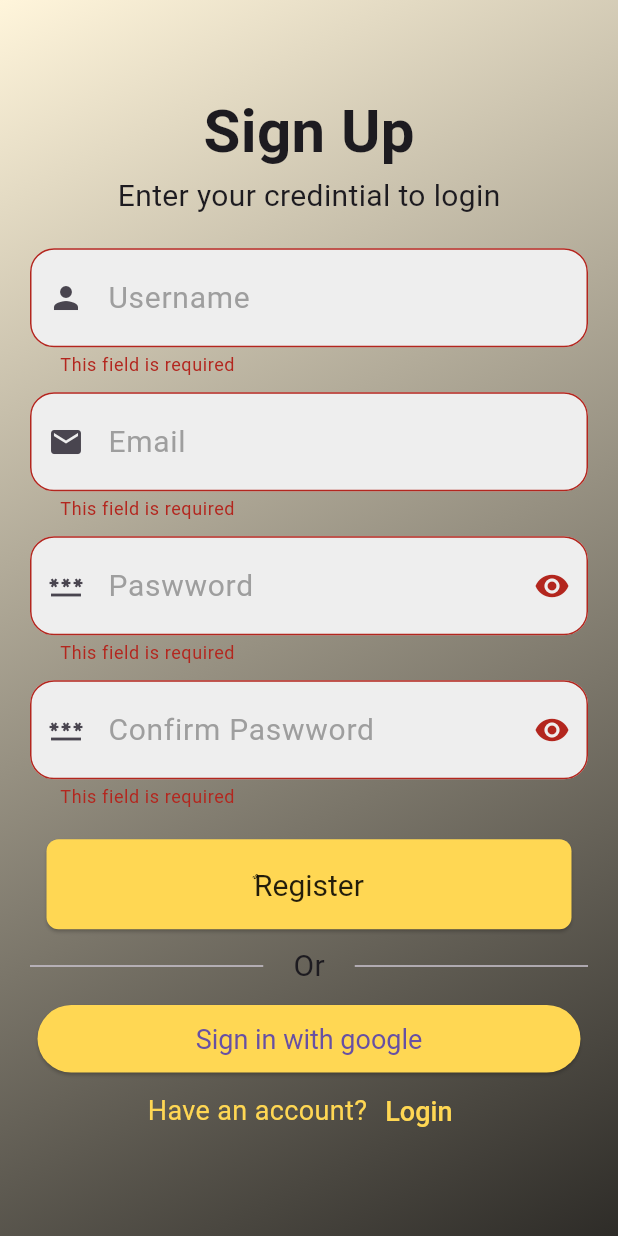
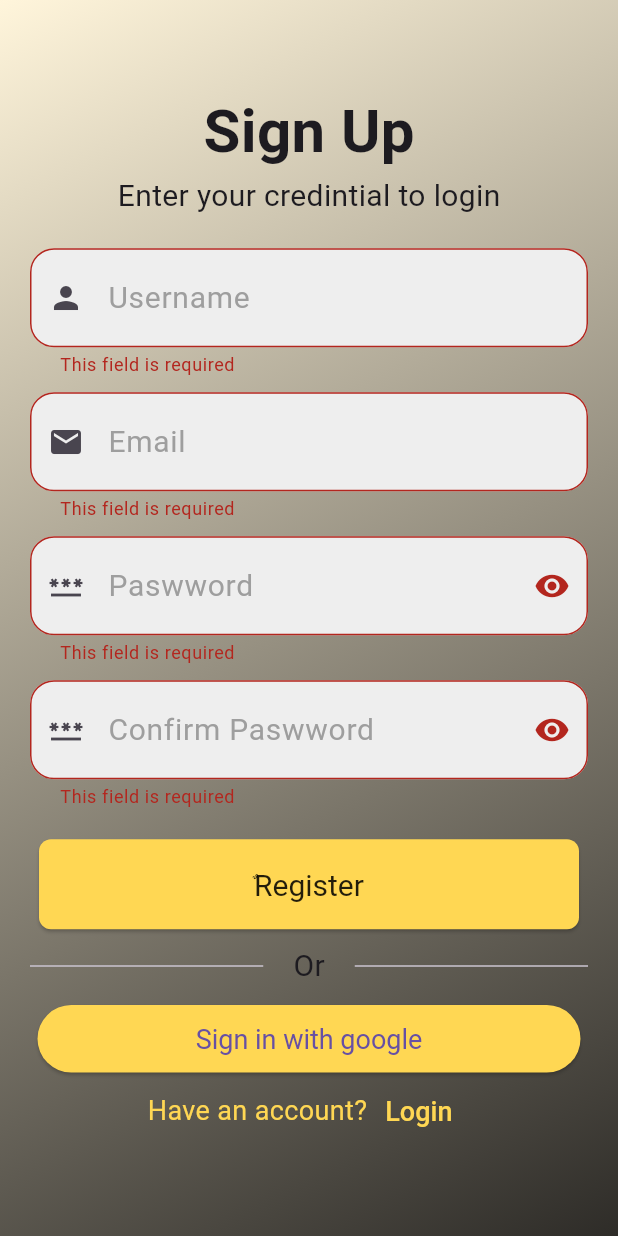
Before and after one commit to mohamedagm/simple_auth_ui, a Flutter app: the RegisterView screen opened directly, after a tap on "ٌRegister", on a phone screen of 412 x 824 dp. Run offline on Flutter 3.47's test engine with Material 3 defaults, Android fonts, the phone set to English and light mode, and no system bars; our stand-ins replace bloc, convex_bottom_bar, firebase_auth, firebase_core, flutter_bloc; accounts and stored records are empty.

```diff
--- /dev/null
+++ b/lib/Manager/signUpBloc/sign_up_event.dart
@@ -0,0 +1,10 @@
+part of 'sign_up_bloc.dart';
+
+@immutable
+sealed class SignUpEvent {}
+
+class SignUpSubmitted extends SignUpEvent {
+  final String email;
+  final String password;
+  SignUpSubmitted({required this.email, required this.password});
+}
--- /dev/null
+++ b/lib/Manager/signUpBloc/sign_up_state.dart
@@ -0,0 +1,16 @@
+part of 'sign_up_bloc.dart';
+
+@immutable
+sealed class SignUpState {}
+
+final class SignUpInitial extends SignUpState {}
+
+final class SignUpLoading extends SignUpState {}
+
+final class SignUpSuccess extends SignUpState {}
+
+final class SignUpFailure extends SignUpState {
+  final String errMsg;
+
+  SignUpFailure(this.errMsg);
+}
--- a/lib/core/theme/app_theme.dart
+++ b/lib/core/theme/app_theme.dart
@@ -15,7 +15,7 @@ class AppTheme {
     ),
     elevatedButtonTheme: ElevatedButtonThemeData(
       style: ElevatedButton.styleFrom(
-        minimumSize: const Size(350, 60),
+        minimumSize: const Size(360, 60),
         backgroundColor: AppColors.kPrimaryColor,
         textStyle: AppTextStyles.kButtonText,
         shape: RoundedRectangleBorder(borderRadius: BorderRadius.circular(8)),
--- a/lib/main.dart
+++ b/lib/main.dart
@@ -1,8 +1,11 @@
+import 'package:firebase_core/firebase_core.dart';
 import 'package:flutter/material.dart';
 import 'package:flutter_task/core/theme/app_theme.dart';
 import 'package:flutter_task/views/login_view.dart';
 
-void main() {
+void main() async{
+  WidgetsFlutterBinding.ensureInitialized();
+  await Firebase.initializeApp();
   runApp(const MainApp());
 }
 
--- a/lib/views/register_view.dart
+++ b/lib/views/register_view.dart
@@ -1,8 +1,10 @@
 import 'package:flutter/material.dart';
+import 'package:flutter_bloc/flutter_bloc.dart';
+import 'package:flutter_task/Manager/signUpBloc/sign_up_bloc.dart';
 import 'package:flutter_task/core/constants/app_colors.dart';
 import 'package:flutter_task/core/constants/app_strings.dart';
 import 'package:flutter_task/core/theme/app_text_styles.dart';
-import 'package:flutter_task/widgets/custom_elevated_button.dart';
+import 'package:flutter_task/views/home_view.dart';
 import 'package:flutter_task/widgets/custom_text_field.dart';
 
 class RegisterView extends StatefulWidget {
@@ -28,7 +30,32 @@ class _RegisterViewState extends State<RegisterView> {
 
   @override
   Widget build(BuildContext context) {
-    return Scaffold(
+    return BlocProvider(
+      create: (context) => SignUpBloc(),
+      child: BlocListener<SignUpBloc, SignUpState>(
+        listener: (context, state) {
+          if (state is SignUpSuccess) {
+            ScaffoldMessenger.of(context).showSnackBar(
+              SnackBar(
+                content: Text('Welcome home'),
+                backgroundColor: Colors.greenAccent,
+              ),
+            );
+            Navigator.of(context).push(
+              MaterialPageRoute(
+                builder: (context) => HomeView(name: userController.text),
+              ),
+            );
+          } else if (state is SignUpFailure) {
+            ScaffoldMessenger.of(context).showSnackBar(
+              SnackBar(
+                content: Text(state.errMsg),
+                backgroundColor: Colors.redAccent,
+              ),
+            );
+          }
+        },
+        child: Scaffold(
           body: Container(
             decoration: const BoxDecoration(
               gradient: LinearGradient(
@@ -136,18 +163,37 @@ class _RegisterViewState extends State<RegisterView> {
                           ),
                         ),
                         SizedBox(height: 20),
-                    CustomElevatedButton(
-                      text: AppStrings.registerTextButton,
-                      formKey: formKey,
-                      emailController: emailController,
-                      passwordController: passwordController,
+                        BlocBuilder<SignUpBloc, SignUpState>(
+                          builder: (context, state) {
+                            return ElevatedButton(
+                              onPressed: () {
+                                if (formKey.currentState!.validate()) {
+                                  context.read<SignUpBloc>().add(
+                                    SignUpSubmitted(
+                                      email: emailController.text,
+                                      password: passwordController.text,
+                                    ),
+                                  );
+                                }
+                              },
+                              child:
+                                  state is SignUpLoading
+                                      ? CircularProgressIndicator()
+                                      : Text(
+                                        AppStrings.registerTextButton,
+                                        style: AppTextStyles.kButtonText,
+                                      ),
+                            );
+                          },
                         ),
                         SizedBox(height: 10),
                         Row(
                           children: [
                             Expanded(child: Divider(thickness: 1)),
                             Padding(
-                          padding: const EdgeInsets.symmetric(horizontal: 20.0),
+                              padding: const EdgeInsets.symmetric(
+                                horizontal: 20.0,
+                              ),
                               child: Text(
                                 AppStrings.orSignInWith,
                                 style: TextStyle(fontSize: 20),
@@ -168,7 +214,7 @@ class _RegisterViewState extends State<RegisterView> {
                             ),
                           ),
                           onPressed: () {
-                        // service->repo->cubit
+                            //SignInGoogle
                           },
                           child: Text(
                             AppStrings.registerSignInGoogle,
@@ -208,6 +254,8 @@ class _RegisterViewState extends State<RegisterView> {
               ),
             ),
           ),
+        ),
+      ),
     );
   }
 }
--- a/lib/widgets/custom_elevated_button.dart
+++ /dev/null
@@ -1,42 +0,0 @@
-import 'package:flutter/material.dart';
-import 'package:flutter_task/core/constants/app_colors.dart';
-import 'package:flutter_task/core/constants/app_strings.dart';
-import 'package:flutter_task/core/theme/app_text_styles.dart';
-import 'package:flutter_task/views/home_view.dart';
-
-class CustomElevatedButton extends StatelessWidget {
-  const CustomElevatedButton({
-    super.key,
-    required this.formKey,
-    required this.emailController,
-    required this.passwordController,
-    required this.text,
-  });
-
-  final GlobalKey<FormState> formKey;
-  final TextEditingController emailController;
-  final TextEditingController passwordController;
-  final String text;
-
-  @override
-  Widget build(BuildContext context) {
-    return ElevatedButton(
-      onPressed: () {
-        if (formKey.currentState!.validate()) {
-          ScaffoldMessenger.of(context).showSnackBar(
-            SnackBar(
-              content: Text(AppStrings.authSnackBar),
-              backgroundColor: AppColors.kPrimaryColor,
-            ),
-          );
-          Navigator.of(context).pushReplacement(
-            MaterialPageRoute(
-              builder: (context) => HomeView(name: emailController.text),
-            ),
-          );
-        }
-      },
-      child: Text(text, style: AppTextStyles.kButtonText),
-    );
-  }
-}
--- a/pubspec.yaml
+++ b/pubspec.yaml
@@ -8,8 +8,11 @@ environment:
 
 dependencies:
   convex_bottom_bar: ^3.2.0
+  firebase_auth: ^6.0.0
+  firebase_core: ^4.0.0
   flutter:
     sdk: flutter
+  flutter_bloc: ^9.1.1
 
 dev_dependencies:
   flutter_lints: ^5.0.0
```
Also changed, not shown: lib/Manager/signUpBloc/sign_up_bloc.dart (added, +23 -0 lines), firebase.json (added), lib/firebase_options.dart (added), pubspec.lock, 6 other files. Lines whose indentation alone changed are shown as unchanged.
